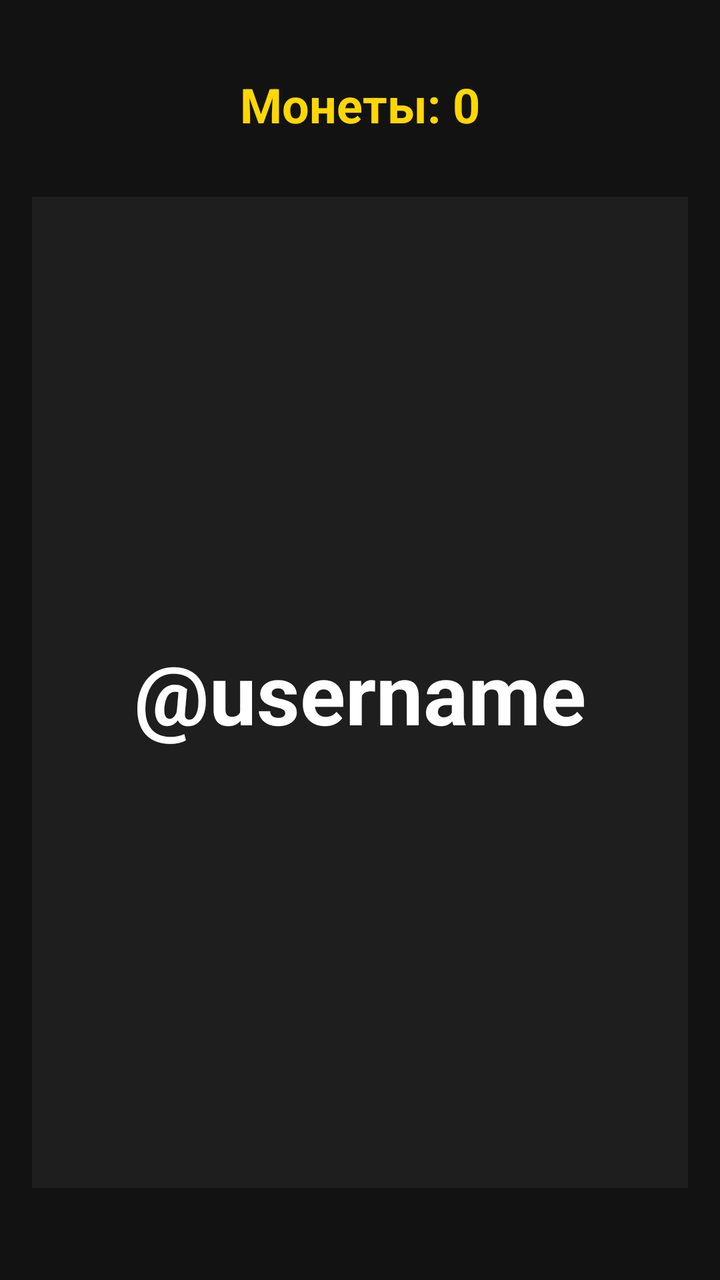
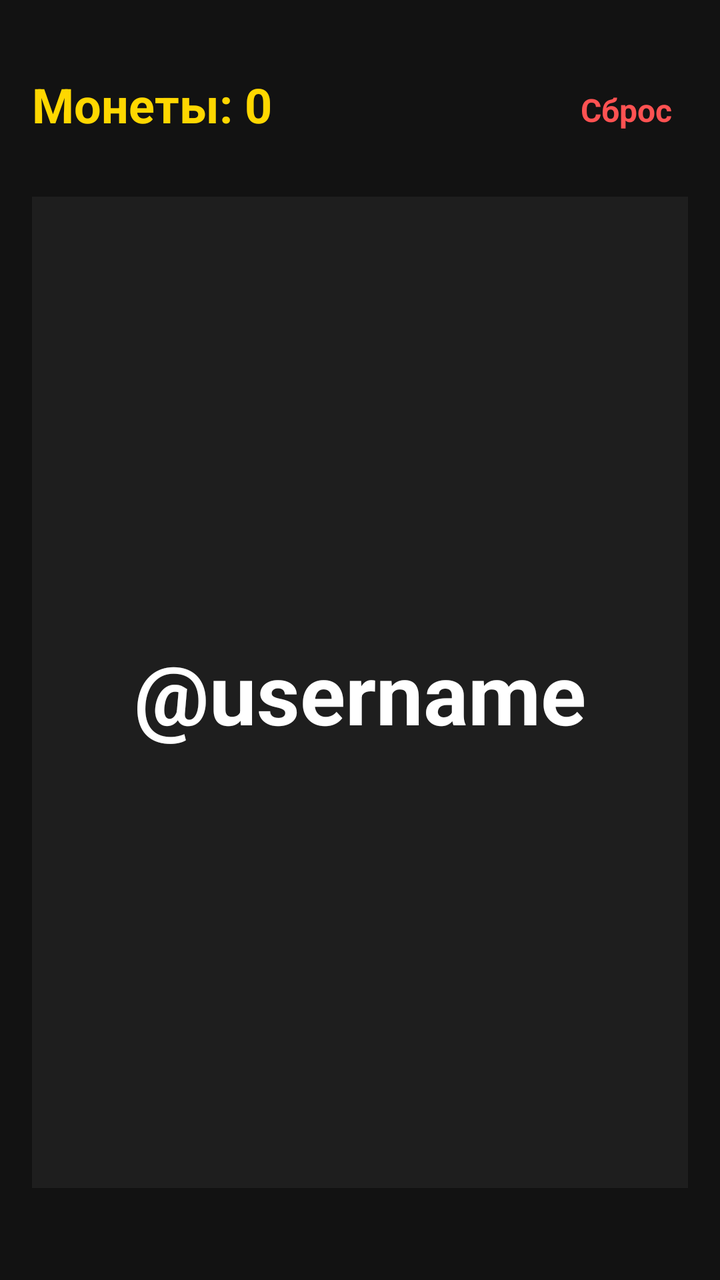

Two renders of the same Android screen: before a commit and after it. Below are the layout's source before the change and the commit's diff.
<!-- AndroidManifest.xml: application theme Theme.UserHunter -->
<!-- res/layout/activity_main.xml -->
<?xml version="1.0" encoding="utf-8"?>
<androidx.constraintlayout.widget.ConstraintLayout 
    xmlns:android="http://schemas.android.com/apk/res/android"
    xmlns:app="http://schemas.android.com/apk/res-auto"
    android:id="@+id/rootLayout"
    android:layout_width="match_parent"
    android:layout_height="match_parent"
    android:padding="16dp"
    android:background="#121212">

    <TextView
        android:id="@+id/tvCoins"
        android:layout_width="wrap_content"
        android:layout_height="wrap_content"
        android:text="@string/coins"
        android:textColor="#FFD700"
        android:textSize="24sp"
        android:textStyle="bold"
        app:layout_constraintTop_toTopOf="parent"
        app:layout_constraintStart_toStartOf="parent"
        app:layout_constraintEnd_toEndOf="parent"
        android:layout_marginTop="20dp"/>

    
    <FrameLayout
        android:id="@+id/floatingContainer"
        android:layout_width="match_parent"
        android:layout_height="0dp"
        app:layout_constraintTop_toBottomOf="@id/tvCoins"
        app:layout_constraintBottom_toBottomOf="parent" />

    <TextView
        android:id="@+id/tvUsername"
        android:layout_width="match_parent"
        android:layout_height="0dp"
        android:gravity="center"
        android:text="@username"
        android:textColor="#FFFFFF"
        android:textSize="42sp"
        android:textStyle="bold"
        android:background="#1E1E1E"
        android:layout_marginTop="30dp"
        android:layout_marginBottom="30dp"
        app:layout_constraintTop_toBottomOf="@id/tvCoins"
        app:layout_constraintBottom_toBottomOf="parent"/>

</androidx.constraintlayout.widget.ConstraintLayout>
<!-- resources referenced by this layout -->
<resources>
  <string name="coins">Монеты: 0</string>
  <style name="Theme.UserHunter" parent="Theme.MaterialComponents.DayNight.NoActionBar">
          <item name="colorPrimary">#2196F3</item>
          <item name="colorPrimaryVariant">#1976D2</item>
          <item name="colorOnPrimary">#FFFFFF</item>
          <item name="android:statusBarColor">#121212</item>
          <item name="android:windowBackground">#121212</item>
      </style>
</resources>

<!-- the commit's change to res/layout/activity_main.xml (unified diff, before → after) -->
@@ -8,26 +8,37 @@
     android:padding="16dp"
     android:background="#121212">
 
+    
+    <FrameLayout
+        android:id="@+id/floatingContainer"
+        android:layout_width="match_parent"
+        android:layout_height="match_parent" />
+
     <TextView
         android:id="@+id/tvCoins"
         android:layout_width="wrap_content"
         android:layout_height="wrap_content"
-        android:text="@string/coins"
+        android:text="Монеты: 0"
         android:textColor="#FFD700"
         android:textSize="24sp"
         android:textStyle="bold"
         app:layout_constraintTop_toTopOf="parent"
         app:layout_constraintStart_toStartOf="parent"
+        android:layout_marginTop="20dp"/>
+
+    <TextView
+        android:id="@+id/btnReset"
+        android:layout_width="wrap_content"
+        android:layout_height="wrap_content"
+        android:text="Сброс"
+        android:textColor="#FF5252"
+        android:textSize="16sp"
+        android:textStyle="bold"
+        android:padding="8dp"
+        android:background="?android:attr/selectableItemBackground"
+        app:layout_constraintTop_toTopOf="parent"
         app:layout_constraintEnd_toEndOf="parent"
         android:layout_marginTop="20dp"/>
-
-    
-    <FrameLayout
-        android:id="@+id/floatingContainer"
-        android:layout_width="match_parent"
-        android:layout_height="0dp"
-        app:layout_constraintTop_toBottomOf="@id/tvCoins"
-        app:layout_constraintBottom_toBottomOf="parent" />
 
     <TextView
         android:id="@+id/tvUsername"
<!-- resource entries referenced after the edit -->
@@ -1,6 +1,5 @@
 <!-- resources referenced by this layout -->
 <resources>
-  <string name="coins">Монеты: 0</string>
   <style name="Theme.UserHunter" parent="Theme.MaterialComponents.DayNight.NoActionBar">
           <item name="colorPrimary">#2196F3</item>
           <item name="colorPrimaryVariant">#1976D2</item>
